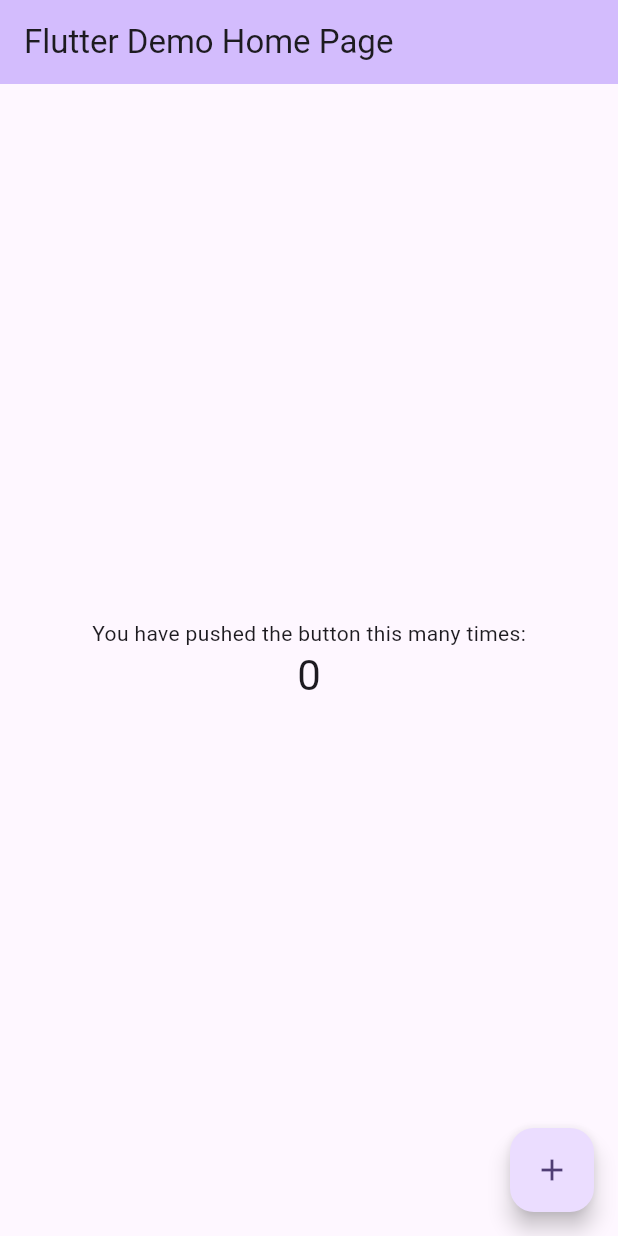
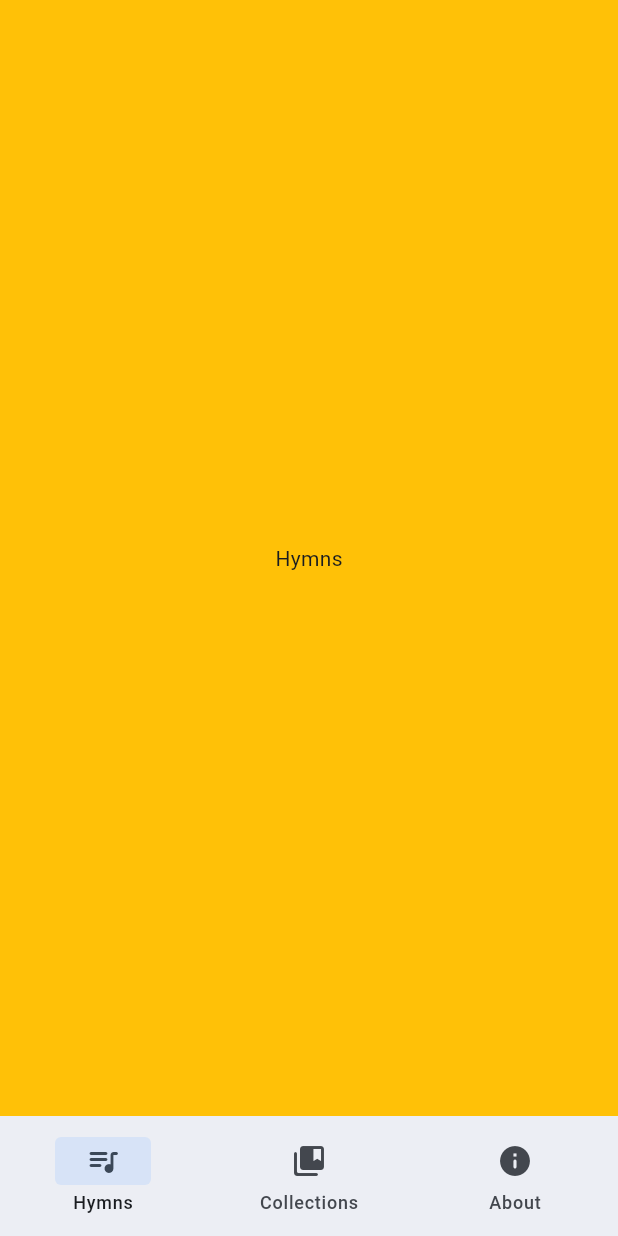
Before and after one commit to RhonPhiri/nah, a Flutter app: the screen it shows after launch, on a phone screen of 412 x 824 dp. Run offline on Flutter 3.47's test engine with Material 3 defaults, Android fonts, the phone set to English and light mode, and no system bars.

Commit message:
# App Shell
# DI
- AppState dependency injection through provider package

# App Route Path
- Created app paths to represent the different app paths

# Delegates
- App route delegate to manage between the app shell or the unknown screen.
- Inner app route delegate to manage what is shown in between the nav tabs

# App State
- Currently manages the navigation tab states
 => Created the navBat for compact devices and the NavRail for medium and extended devices
 => Nav Items are mapped onto the bars

# Screen
- Created the various screens as placeholders for future views

# App Shell
- Holds the Navigation bars

# TODOS
[ ] Implement the methods in the delegates and information parser

```diff
--- /dev/null
+++ b/nah/devtools_options.yaml
@@ -0,0 +1,3 @@
+description: This file stores settings for Dart & Flutter DevTools.
+documentation: https://docs.flutter.dev/tools/devtools/extensions#configure-extension-enablement-states
+extensions:
--- a/nah/lib/main.dart
+++ b/nah/lib/main.dart
@@ -1,122 +1,32 @@
 import 'package:flutter/material.dart';
+import 'package:nah/config/dependencies.dart';
+import 'package:nah/routing/delegate/app_router_delegate.dart';
+import 'package:provider/provider.dart';
 
 void main() {
-  runApp(const MyApp());
+  runApp(MultiProvider(providers: providers, child: const MyApp()));
 }
 
 class MyApp extends StatelessWidget {
   const MyApp({super.key});
 
-  // This widget is the root of your application.
   @override
   Widget build(BuildContext context) {
-    return MaterialApp(
-      title: 'Flutter Demo',
+    return MaterialApp.router(
       theme: ThemeData(
-        // This is the theme of your application.
-        //
-        // TRY THIS: Try running your application with "flutter run". You'll see
-        // the application has a purple toolbar. Then, without quitting the app,
-        // try changing the seedColor in the colorScheme below to Colors.green
-        // and then invoke "hot reload" (save your changes or press the "hot
-        // reload" button in a Flutter-supported IDE, or press "r" if you used
-        // the command line to start the app).
-        //
-        // Notice that the counter didn't reset back to zero; the application
-        // state is not lost during the reload. To reset the state, use hot
-        // restart instead.
-        //
-        // This works for code too, not just values: Most code changes can be
-        // tested with just a hot reload.
-        colorScheme: ColorScheme.fromSeed(seedColor: Colors.deepPurple),
+        colorScheme: ColorScheme.fromSeed(
+          brightness: Brightness.light,
+          seedColor: Colors.blue,
+        ),
       ),
-      home: const MyHomePage(title: 'Flutter Demo Home Page'),
+      darkTheme: ThemeData(
+        colorScheme: ColorScheme.fromSeed(
+          brightness: Brightness.dark,
+          seedColor: Colors.blue,
+        ),
+      ),
+      themeMode: ThemeMode.light,
+      routerDelegate: AppRouterDelegate(context.read()),
     );
   }
 }
-
-class MyHomePage extends StatefulWidget {
-  const MyHomePage({super.key, required this.title});
-
-  // This widget is the home page of your application. It is stateful, meaning
-  // that it has a State object (defined below) that contains fields that affect
-  // how it looks.
-
-  // This class is the configuration for the state. It holds the values (in this
-  // case the title) provided by the parent (in this case the App widget) and
-  // used by the build method of the State. Fields in a Widget subclass are
-  // always marked "final".
-
-  final String title;
-
-  @override
-  State<MyHomePage> createState() => _MyHomePageState();
-}
-
-class _MyHomePageState extends State<MyHomePage> {
-  int _counter = 0;
-
-  void _incrementCounter() {
-    setState(() {
-      // This call to setState tells the Flutter framework that something has
-      // changed in this State, which causes it to rerun the build method below
-      // so that the display can reflect the updated values. If we changed
-      // _counter without calling setState(), then the build method would not be
-      // called again, and so nothing would appear to happen.
-      _counter++;
-    });
-  }
-
-  @override
-  Widget build(BuildContext context) {
-    // This method is rerun every time setState is called, for instance as done
-    // by the _incrementCounter method above.
-    //
-    // The Flutter framework has been optimized to make rerunning build methods
-    // fast, so that you can just rebuild anything that needs updating rather
-    // than having to individually change instances of widgets.
-    return Scaffold(
-      appBar: AppBar(
-        // TRY THIS: Try changing the color here to a specific color (to
-        // Colors.amber, perhaps?) and trigger a hot reload to see the AppBar
-        // change color while the other colors stay the same.
-        backgroundColor: Theme.of(context).colorScheme.inversePrimary,
-        // Here we take the value from the MyHomePage object that was created by
-        // the App.build method, and use it to set our appbar title.
-        title: Text(widget.title),
-      ),
-      body: Center(
-        // Center is a layout widget. It takes a single child and positions it
-        // in the middle of the parent.
-        child: Column(
-          // Column is also a layout widget. It takes a list of children and
-          // arranges them vertically. By default, it sizes itself to fit its
-          // children horizontally, and tries to be as tall as its parent.
-          //
-          // Column has various properties to control how it sizes itself and
-          // how it positions its children. Here we use mainAxisAlignment to
-          // center the children vertically; the main axis here is the vertical
-          // axis because Columns are vertical (the cross axis would be
-          // horizontal).
-          //
-          // TRY THIS: Invoke "debug painting" (choose the "Toggle Debug Paint"
-          // action in the IDE, or press "p" in the console), to see the
-          // wireframe for each widget.
-          mainAxisAlignment: MainAxisAlignment.center,
-          children: <Widget>[
-            const Text('You have pushed the button this many times:'),
-            Text(
-              '$_counter',
-              style: Theme.of(context).textTheme.headlineMedium,
-            ),
-          ],
-        ),
-      ),
-      floatingActionButton: FloatingActionButton(
-        onPressed: _incrementCounter,
-        tooltip: 'Increment',
-        child: const Icon(Icons.add),
-      ), // This trailing comma makes auto-formatting nicer for build methods.
-    );
-  }
-}
--- /dev/null
+++ b/nah/lib/ui/core/ui/app_shell/view_model/app_state.dart
@@ -0,0 +1,17 @@
+import 'package:flutter/material.dart';
+
+class AppState extends ChangeNotifier {
+  /// Variable holding the current index based on the Navigation Tab tapped
+  int _selectedIdx;
+
+  AppState() : _selectedIdx = 0;
+
+  int get selectedIdx => _selectedIdx;
+
+  void updateSelectedIdx(int idx) {
+    if (_selectedIdx != idx) {
+      _selectedIdx = idx;
+      notifyListeners();
+    }
+  }
+}
--- /dev/null
+++ b/nah/lib/ui/core/ui/app_shell/widgets/app_shell.dart
@@ -0,0 +1,93 @@
+import 'package:flutter/material.dart';
+import 'package:nah/routing/delegate/inner_router_delegate.dart';
+import 'package:nah/ui/core/ui/app_shell/view_model/app_state.dart';
+import 'package:nah/ui/core/ui/app_shell/widgets/navigators/bottom_nav_bar.dart';
+import 'package:nah/ui/core/ui/app_shell/widgets/navigators/nav_rail.dart';
+
+class AppShell extends StatefulWidget {
+  const AppShell({super.key, required this.appState});
+  final AppState appState;
+
+  @override
+  State<AppShell> createState() => _AppShellState();
+}
+
+class _AppShellState extends State<AppShell> {
+  late InnerRouterDelegate _routerDelegate;
+  late ChildBackButtonDispatcher _buttonDispatcher;
+
+  static const double compact = 600.0;
+  static const double medium = 840.0;
+  static const double large = 1200.0;
+  static const double extraLarge = 1600.0;
+
+  bool isCompact = false;
+  bool isMedium = false;
+  bool isExpanded = false;
+  bool isLarge = false;
+  bool isExtraLarge = false;
+
+  @override
+  void initState() {
+    super.initState();
+    _routerDelegate = InnerRouterDelegate(widget.appState);
+  }
+
+  @override
+  void didChangeDependencies() {
+    super.didChangeDependencies();
+    final width = MediaQuery.sizeOf(context).width;
+    isCompact = width < compact;
+    isMedium = width >= compact && width < medium;
+    isExpanded = width >= medium && width < large;
+    isLarge = width >= large && width < extraLarge;
+    isExtraLarge = width >= extraLarge;
+  }
+
+  @override
+  Widget build(BuildContext context) {
+    return Scaffold(
+      body: Row(
+        children: [
+          if (isMedium || isExpanded || isLarge || isExtraLarge)
+            NavRail(
+              key: ValueKey("APP_SHELL_NAVIGATION_RAIL"),
+              isExtended: isLarge || isExtraLarge,
+              selectedIdx: widget.appState.selectedIdx,
+              onDestinationSelected: widget.appState.updateSelectedIdx,
+            ),
+          Expanded(
+            flex: isExtraLarge ? 2 : 1,
+            child: Container(
+              color: Colors.amber,
+              child: Center(child: Text("Hymns")),
+            ),
+          ),
+          if (isExpanded || isLarge || isExtraLarge)
+            Expanded(
+              flex: isExtraLarge ? 3 : 1,
+              child: Container(
+                color: Colors.lightBlue,
+                child: Center(child: Text("Hymn Details")),
+              ),
+            ),
+          if (isExtraLarge)
+            Expanded(
+              flex: isExtraLarge ? 2 : 1,
+              child: Container(
+                color: Colors.green,
+                child: Center(child: Text("Hymnals")),
+              ),
+            ),
+        ],
+      ),
+      // body: Router(routerDelegate: _routerDelegate),
+      bottomNavigationBar: isCompact
+          ? BottomNavBar(
+              selectedIdx: widget.appState.selectedIdx,
+              onDestinationSelected: widget.appState.updateSelectedIdx,
+            )
+          : SizedBox.shrink(),
+    );
+  }
+}
--- /dev/null
+++ b/nah/lib/ui/core/ui/app_shell/widgets/navigators/bottom_nav_bar.dart
@@ -0,0 +1,29 @@
+import 'package:flutter/material.dart';
+import 'package:nah/ui/core/ui/app_shell/widgets/navigators/nav_items.dart';
+
+class BottomNavBar extends StatelessWidget {
+  const BottomNavBar({
+    super.key,
+    required this.selectedIdx,
+    required this.onDestinationSelected,
+  });
+
+  final int selectedIdx;
+  final ValueChanged<int> onDestinationSelected;
+
+  @override
+  Widget build(BuildContext context) {
+    return NavigationBar(
+      destinations: NavItems.values
+          .map<NavigationDestination>(
+            (item) => NavigationDestination(icon: item.icon, label: item.label),
+          )
+          .toList(),
+      indicatorShape: RoundedRectangleBorder(
+        borderRadius: BorderRadiusGeometry.circular(4),
+      ),
+      selectedIndex: selectedIdx,
+      onDestinationSelected: onDestinationSelected,
+    );
+  }
+}
--- /dev/null
+++ b/nah/lib/ui/core/ui/app_shell/widgets/navigators/nav_items.dart
@@ -0,0 +1,23 @@
+import 'package:flutter/material.dart';
+
+enum NavItems {
+  hymns,
+  collections,
+  about;
+
+  Icon get icon {
+    return switch (this) {
+      hymns => Icon(Icons.queue_music_rounded),
+      collections => Icon(Icons.collections_bookmark_rounded),
+      about => Icon(Icons.info_rounded),
+    };
+  }
+
+  String get label {
+    return switch (this) {
+      hymns => "Hymns",
+      collections => "Collections",
+      about => "About",
+    };
+  }
+}
--- a/nah/pubspec.yaml
+++ b/nah/pubspec.yaml
@@ -34,6 +34,7 @@ dependencies:
   # The following adds the Cupertino Icons font to your application.
   # Use with the CupertinoIcons class for iOS style icons.
   cupertino_icons: ^1.0.8
+  provider: ^6.1.5+1
 
 dev_dependencies:
   flutter_test:
```
Also changed, not shown: nah/lib/config/dependencies.dart (added, +7 -0 lines), nah/lib/routing/delegate/app_router_delegate.dart (added, +39 -0 lines), nah/lib/routing/delegate/inner_router_delegate.dart (added, +48 -0 lines), nah/lib/routing/information_parser/app_route_information_parser.dart (added, +17 -0 lines), nah/lib/routing/path/app_route_path.dart (added, +11 -0 lines), nah/lib/ui/about/about_screen.dart (added, +10 -0 lines), nah/lib/ui/core/ui/app_shell/widgets/navigators/nav_rail.dart (added, +61 -0 lines), nah/lib/ui/error/widgets/unkown_screen.dart (added, +27 -0 lines), nah/lib/ui/hymn/hymn_screen.dart (added, +10 -0 lines), nah/lib/ui/hymn_collections/hymn_collection_screen.dart (added, +10 -0 lines), nah/pubspec.lock.
